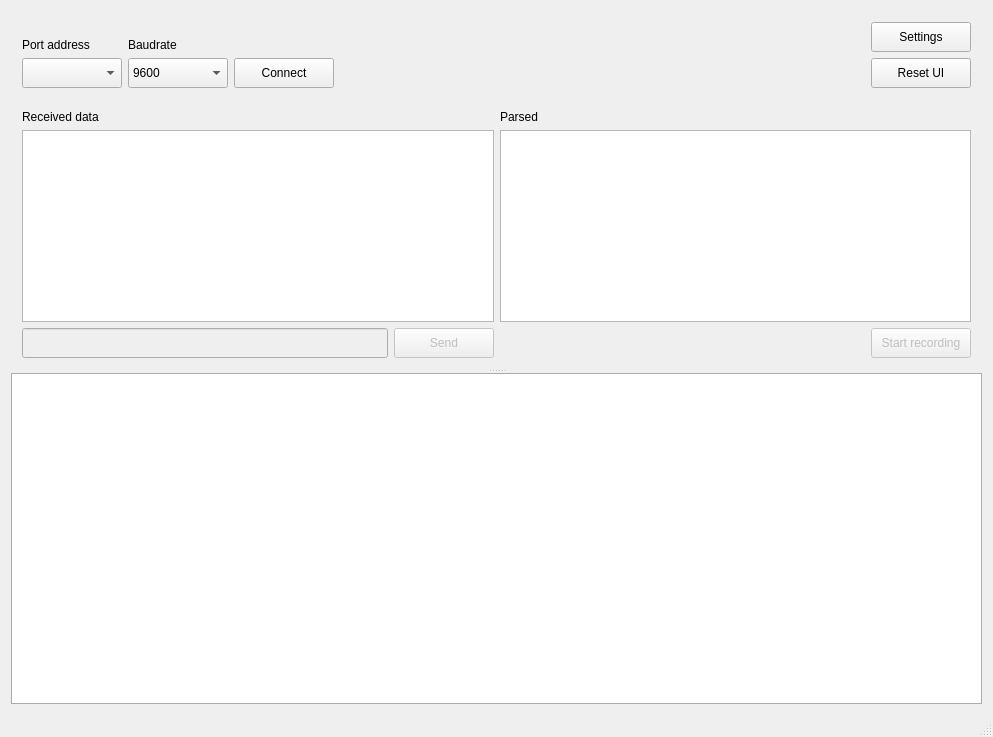
This is mainwindow.ui in aleksandrbazhin/just_another_serial_logger as Qt 5 draws it before an edit. The edited form follows.
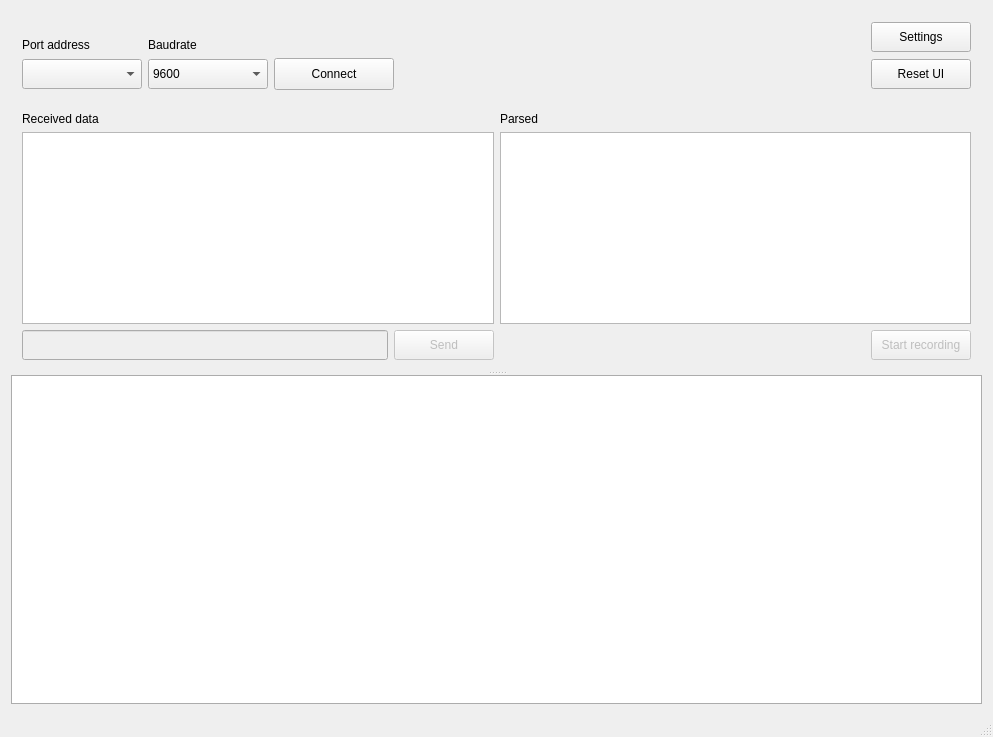
This is the edited form. Icons and pictures are not drawn. Custom widgets are drawn as their Qt base class.

Commit message: buttons resize

```diff
--- a/mainwindow.ui
+++ b/mainwindow.ui
@@ -41,7 +41,7 @@
            <widget class="PortsComboBox" name="portComboBox">
             <property name="minimumSize">
              <size>
-              <width>100</width>
+              <width>120</width>
               <height>30</height>
              </size>
             </property>
@@ -51,8 +51,8 @@
            <widget class="QPushButton" name="connectButton">
             <property name="minimumSize">
              <size>
-              <width>100</width>
-              <height>30</height>
+              <width>120</width>
+              <height>32</height>
              </size>
             </property>
             <property name="text">
@@ -100,7 +100,7 @@
            <widget class="QComboBox" name="baudComboBox">
             <property name="minimumSize">
              <size>
-              <width>100</width>
+              <width>120</width>
               <height>30</height>
              </size>
             </property>
```
